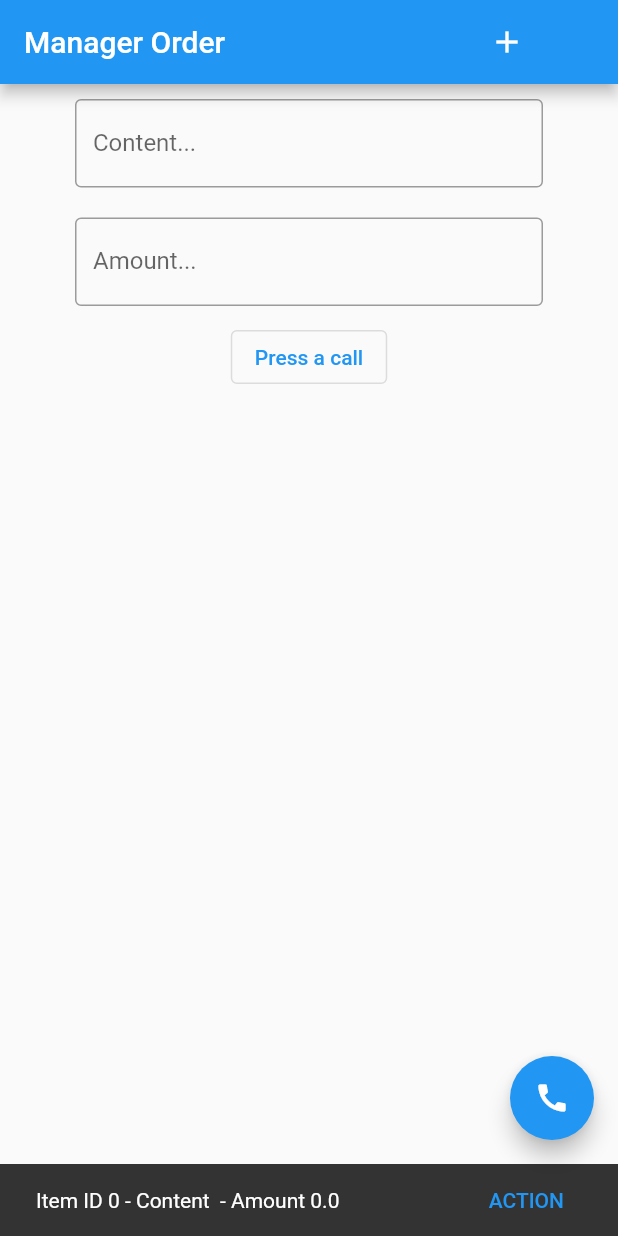
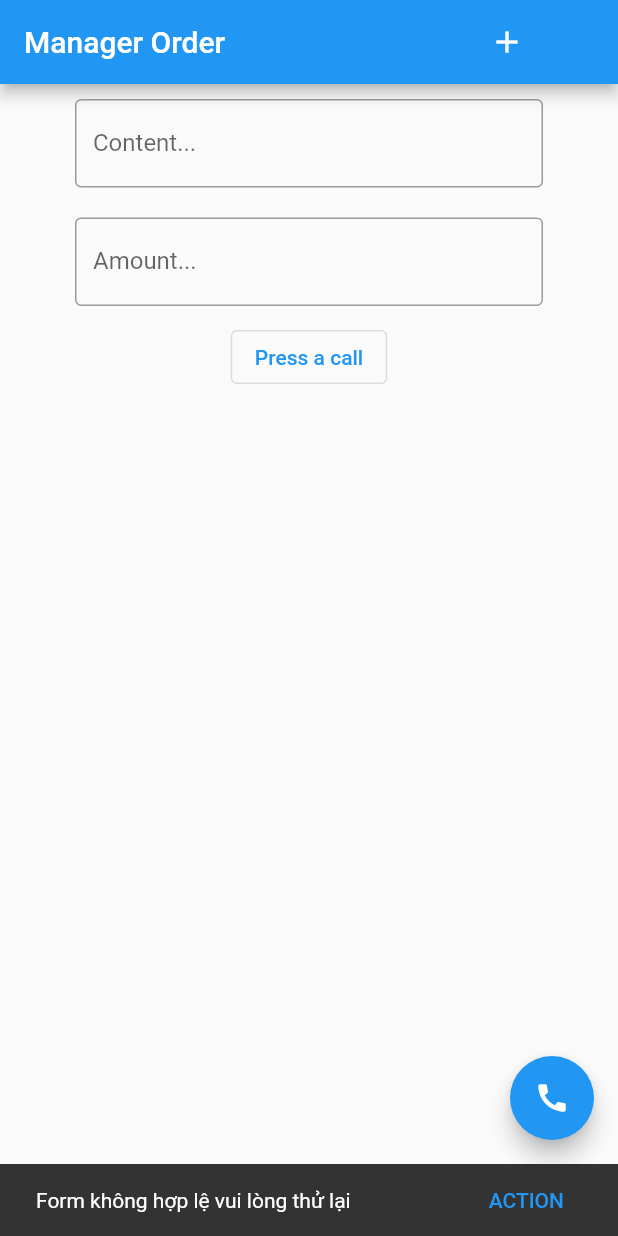
Before and after one commit to khuongsatou/flutter_calendar, a Flutter app: the screen it shows after launch, after a tap on "Press a call", on a phone screen of 412 x 824 dp. Run offline on Flutter 3.47's test engine with Material 2 defaults, Android fonts, the phone set to English and light mode, and no system bars.

Commit message:
Style Item

```diff
--- a/lib/MyApp.dart
+++ b/lib/MyApp.dart
@@ -28,7 +28,8 @@ class _MyAppState extends State<MyApp> with WidgetsBindingObserver {
   final _amountController = TextEditingController();
 
   // Init list transaction
-  Transaction _transaction = Transaction(id: 0, content: "", amount: 0.0);
+  Transaction _transaction =
+      Transaction(id: 0, content: "", amount: 0.0, createAt: "");
   // ignore: deprecated_member_use
   final List<Transaction> _listTransactions = [];
 
@@ -75,22 +76,44 @@ class _MyAppState extends State<MyApp> with WidgetsBindingObserver {
     _contentController.dispose();
   }
 
+  void showSnackBar(text) {
+    rootScaffoldMessengerKey.currentState?.showSnackBar(
+      SnackBar(
+        content: text,
+        duration: const Duration(seconds: 1),
+        action: SnackBarAction(
+          label: 'ACTION',
+          onPressed: () {},
+        ),
+      ),
+    );
+  }
+
   // Validate nội dung không rỗng, không được nhập số 0 vào amount và amount là float
   void _insertTransaction() {
     if (_transaction.content.isEmpty ||
         _transaction.amount == 0.0 ||
         _transaction.amount.isNaN) {
+      showSnackBar(const Text('Form không hợp lệ vui lòng thử lại'));
       return;
     }
 
     setState(() {
       // Thêm vào array
       _transaction.id = _listTransactions.length - 1;
+
+      final DateTime now = DateTime.now();
+      final DateFormat formatter = DateFormat('dd/MM/yyyy');
+      final String formatted = formatter.format(now);
+
+      _transaction.createAt = formatted;
+      // Show snack bar mới thêm.
+      showSnackBar(Text('Item ${_transaction.toString()}'));
       _listTransactions.add(_transaction);
       _listTransactions.sort((a, b) {
         return b.id - a.id;
       });
-      _transaction = Transaction(id: 0, content: "", amount: 0.0);
+      _transaction = Transaction(id: 0, content: "", amount: 0.0, createAt: "");
       // clear controller
       _contentController.text = "";
       _amountController.text = "";
@@ -174,17 +197,6 @@ class _MyAppState extends State<MyApp> with WidgetsBindingObserver {
                 ),
                 OutlinedButton(
                   onPressed: () {
-                    rootScaffoldMessengerKey.currentState?.showSnackBar(
-                      SnackBar(
-                        content: Text('Item ${_transaction.toString()}'),
-                        duration: const Duration(seconds: 1),
-                        action: SnackBarAction(
-                          label: 'ACTION',
-                          onPressed: () {},
-                        ),
-                      ),
-                    );
-
                     _insertTransaction();
                   },
                   child: const Text("Press a call"),
--- a/lib/Transaction.dart
+++ b/lib/Transaction.dart
@@ -2,12 +2,17 @@ class Transaction {
   late int id;
   late String content;
   late double amount;
+  late String createAt;
 
-  Transaction({required this.id, required this.content, required this.amount});
+  Transaction(
+      {required this.id,
+      required this.content,
+      required this.amount,
+      required this.createAt});
 
   @override
   String toString() {
     // TODO: implement toString
-    return "ID ${this.id} - Content ${this.content} - Amount ${this.amount}";
+    return "ID ${this.id} - Content ${this.content} - Amount ${this.amount} - CreateAt ${this.createAt}";
   }
 }
```
Also changed, not shown: lib/TransactionList.dart (+52 -17 lines).
